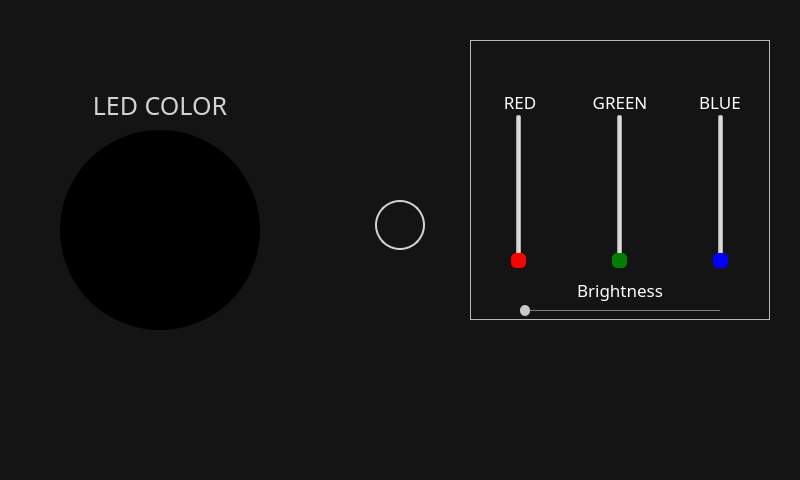
This is GUI_WIDGETS/Leds/leds.ui in PortiESP/PortiOS as Qt 5 draws it before an edit. The edited form follows.
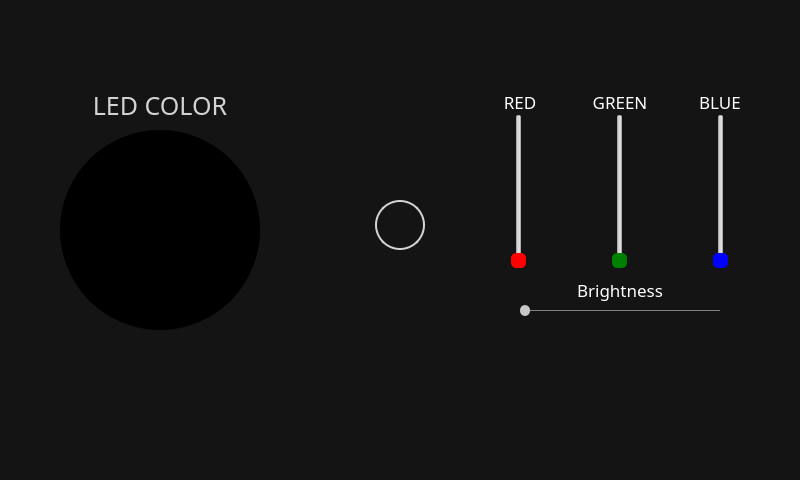
This is the edited form. Icons and pictures are not drawn.

```diff
--- a/GUI_WIDGETS/Leds/leds.ui
+++ b/GUI_WIDGETS/Leds/leds.ui
@@ -41,12 +41,6 @@
       <family>MS Shell Dlg 2</family>
      </font>
     </property>
-    <property name="frameShape">
-     <enum>QFrame::StyledPanel</enum>
-    </property>
-    <property name="frameShadow">
-     <enum>QFrame::Raised</enum>
-    </property>
     <widget class="QStackedWidget" name="stackedWidget">
      <property name="geometry">
       <rect>
```
